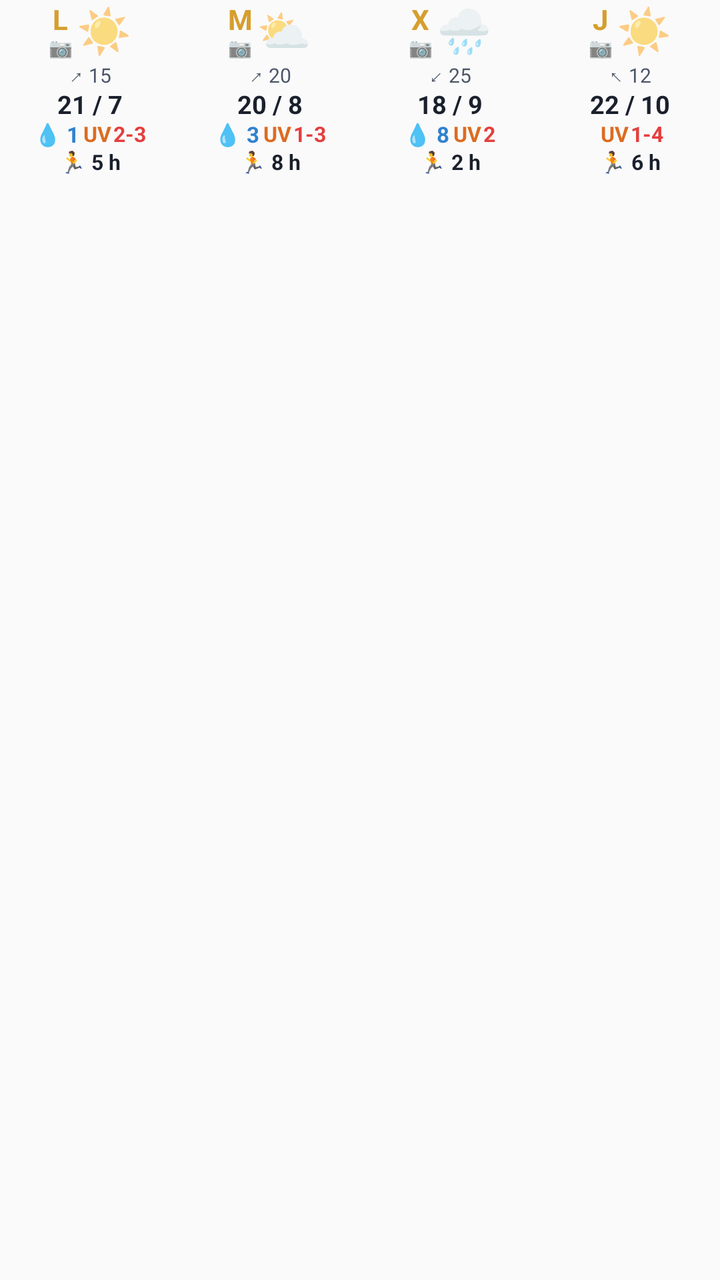
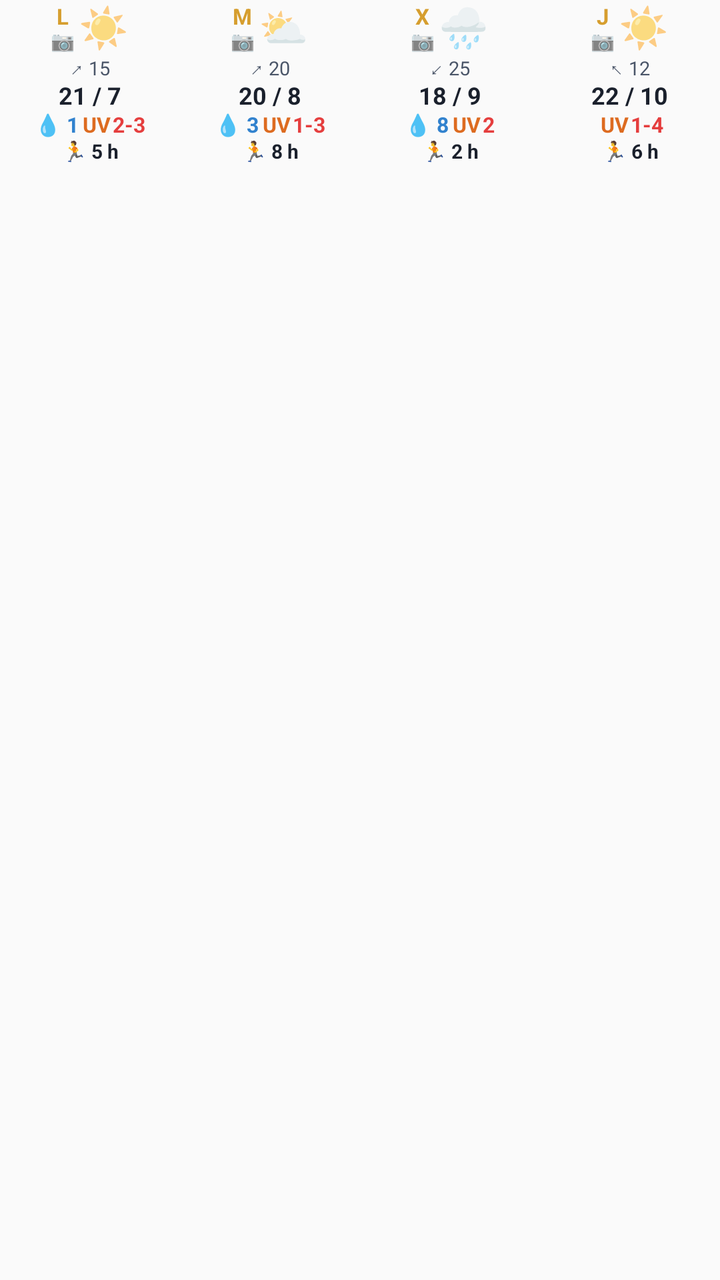

Before-and-after screenshots of an Android layout around one commit, followed by the original layout XML and the change that was made.
<!-- AndroidManifest.xml: application theme Theme.AemetWidget -->
<!-- res/layout/widget_row_4cols.xml -->
<?xml version="1.0" encoding="utf-8"?>
<LinearLayout xmlns:android="http://schemas.android.com/apk/res/android"
    android:id="@+id/rowRootContainer"
    android:layout_width="match_parent"
    android:layout_height="102dp"
    android:minHeight="102dp"
    android:orientation="horizontal"
    android:paddingTop="1dp"
    android:paddingBottom="4dp"
    android:weightSum="4">

    
    <LinearLayout
        android:id="@+id/card0"
        android:layout_width="0dp"
        android:layout_height="match_parent"
        android:minHeight="102dp"
        android:layout_weight="1"
        android:gravity="center_horizontal"
        android:orientation="vertical"
        android:paddingTop="1dp"
        android:paddingBottom="2dp">

        
        <LinearLayout
            android:layout_width="wrap_content"
            android:layout_height="wrap_content"
            android:gravity="center_vertical"
            android:orientation="horizontal">

            <LinearLayout
                android:layout_width="wrap_content"
                android:layout_height="wrap_content"
                android:gravity="center_horizontal"
                android:orientation="vertical">

                <TextView
                    android:id="@+id/day0"
                    android:layout_width="wrap_content"
                    android:layout_height="wrap_content"
                    android:includeFontPadding="false"
                    android:text="L"
                    android:textColor="#D69E2E"
                    android:textSize="14sp"
                    android:textStyle="bold" />

                <TextView
                    android:id="@+id/cam0"
                    android:layout_width="wrap_content"
                    android:layout_height="wrap_content"
                    android:includeFontPadding="false"
                    android:text="📷"
                    android:textSize="9.5sp" />
            </LinearLayout>

            <TextView
                android:id="@+id/icon0"
                android:layout_width="wrap_content"
                android:layout_height="wrap_content"
                android:layout_marginStart="2dp"
                android:includeFontPadding="false"
                android:text="☀️"
                android:textSize="22sp" />
        </LinearLayout>

        
        <TextView
            android:id="@+id/wind0"
            android:layout_width="wrap_content"
            android:layout_height="wrap_content"
            android:layout_marginTop="1dp"
            android:includeFontPadding="false"
            android:singleLine="true"
            android:text="↗ 15"
            android:textColor="#4A5568"
            android:textSize="10sp" />

        
        <TextView
            android:id="@+id/temp0"
            android:layout_width="wrap_content"
            android:layout_height="wrap_content"
            android:layout_marginTop="1dp"
            android:includeFontPadding="false"
            android:singleLine="true"
            android:text="21 / 7"
            android:textColor="#1A202C"
            android:textSize="12.5sp"
            android:textStyle="bold" />

        
        <LinearLayout
            android:id="@+id/rainUvContainer0"
            android:layout_width="wrap_content"
            android:layout_height="wrap_content"
            android:layout_marginTop="1dp"
            android:gravity="center_vertical"
            android:orientation="horizontal">

            <TextView
                android:id="@+id/rain0"
                android:layout_width="wrap_content"
                android:layout_height="wrap_content"
                android:includeFontPadding="false"
                android:singleLine="true"
                android:text="💧 1"
                android:textColor="#3182CE"
                android:textSize="11sp"
                android:textStyle="bold" />

            <LinearLayout
                android:layout_width="wrap_content"
                android:layout_height="wrap_content"
                android:layout_marginStart="2dp"
                android:gravity="center_vertical"
                android:orientation="horizontal">

                <TextView
                    android:id="@+id/uvIcon0"
                    android:layout_width="wrap_content"
                    android:layout_height="wrap_content"
                    android:layout_marginEnd="1dp"
                    android:includeFontPadding="false"
                    android:singleLine="true"
                    android:text="UV"
                    android:textColor="#DD6B20"
                    android:textSize="10.5sp"
                    android:textStyle="bold" />

                <TextView
                    android:id="@+id/uvStart0"
                    android:layout_width="wrap_content"
                    android:layout_height="wrap_content"
                    android:includeFontPadding="false"
                    android:singleLine="true"
                    android:text="2-3"
                    android:textColor="#E53E3E"
                    android:textSize="10.5sp"
                    android:textStyle="bold" />
            </LinearLayout>
        </LinearLayout>

        
        <TextView
            android:id="@+id/outdoor0"
            android:layout_width="match_parent"
            android:layout_height="wrap_content"
            android:layout_marginTop="1dp"
            android:gravity="center"
            android:includeFontPadding="false"
            android:lineSpacingExtra="0dp"
            android:singleLine="true"
            android:text="🏃 5 h"
            android:textColor="#1A202C"
            android:textSize="10.5sp"
            android:textStyle="bold" />
    </LinearLayout>

    
    <LinearLayout
        android:id="@+id/card1"
        android:layout_width="0dp"
        android:layout_height="match_parent"
        android:minHeight="102dp"
        android:layout_weight="1"
        android:gravity="center_horizontal"
        android:orientation="vertical"
        android:paddingTop="1dp"
        android:paddingBottom="2dp">

        <LinearLayout
            android:layout_width="wrap_content"
            android:layout_height="wrap_content"
            android:gravity="center_vertical"
            android:orientation="horizontal">

            <LinearLayout
                android:layout_width="wrap_content"
                android:layout_height="wrap_content"
                android:gravity="center_horizontal"
                android:orientation="vertical">

                <TextView
                    android:id="@+id/day1"
                    android:layout_width="wrap_content"
                    android:layout_height="wrap_content"
                    android:includeFontPadding="false"
                    android:text="M"
                    android:textColor="#D69E2E"
                    android:textSize="14sp"
                    android:textStyle="bold" />

                <TextView
                    android:id="@+id/cam1"
                    android:layout_width="wrap_content"
                    android:layout_height="wrap_content"
                    android:includeFontPadding="false"
                    android:text="📷"
                    android:textSize="9.5sp" />
            </LinearLayout>

            <TextView
                android:id="@+id/icon1"
                android:layout_width="wrap_content"
                android:layout_height="wrap_content"
                android:layout_marginStart="2dp"
                android:includeFontPadding="false"
                android:text="⛅"
                android:textSize="22sp" />
        </LinearLayout>

        <TextView
            android:id="@+id/wind1"
            android:layout_width="wrap_content"
            android:layout_height="wrap_content"
            android:layout_marginTop="1dp"
            android:includeFontPadding="false"
            android:singleLine="true"
            android:text="↗ 20"
            android:textColor="#4A5568"
            android:textSize="10sp" />

        <TextView
            android:id="@+id/temp1"
            android:layout_width="wrap_content"
            android:layout_height="wrap_content"
            android:layout_marginTop="1dp"
            android:includeFontPadding="false"
            android:singleLine="true"
            android:text="20 / 8"
            android:textColor="#1A202C"
            android:textSize="12.5sp"
            android:textStyle="bold" />

        <LinearLayout
            android:id="@+id/rainUvContainer1"
            android:layout_width="wrap_content"
            android:layout_height="wrap_content"
            android:layout_marginTop="1dp"
            android:gravity="center_vertical"
            android:orientation="horizontal">

            <TextView
                android:id="@+id/rain1"
                android:layout_width="wrap_content"
                android:layout_height="wrap_content"
                android:includeFontPadding="false"
                android:singleLine="true"
                android:text="💧 3"
                android:textColor="#3182CE"
                android:textSize="11sp"
                android:textStyle="bold" />

            <LinearLayout
                android:layout_width="wrap_content"
                android:layout_height="wrap_content"
                android:layout_marginStart="2dp"
                android:gravity="center_vertical"
                android:orientation="horizontal">

                <TextView
                    android:id="@+id/uvIcon1"
                    android:layout_width="wrap_content"
                    android:layout_height="wrap_content"
                    android:layout_marginEnd="1dp"
                    android:includeFontPadding="false"
                    android:singleLine="true"
                    android:text="UV"
                    android:textColor="#DD6B20"
                    android:textSize="10.5sp"
                    android:textStyle="bold" />

                <TextView
                    android:id="@+id/uvStart1"
                    android:layout_width="wrap_content"
                    android:layout_height="wrap_content"
                    android:includeFontPadding="false"
                    android:singleLine="true"
                    android:text="1-3"
                    android:textColor="#E53E3E"
                    android:textSize="10.5sp"
                    android:textStyle="bold" />
            </LinearLayout>
        </LinearLayout>

        <TextView
            android:id="@+id/outdoor1"
            android:layout_width="match_parent"
            android:layout_height="wrap_content"
            android:layout_marginTop="1dp"
            android:gravity="center"
            android:includeFontPadding="false"
            android:lineSpacingExtra="0dp"
            android:singleLine="true"
            android:text="🏃 8 h"
            android:textColor="#1A202C"
            android:textSize="10.5sp"
            android:textStyle="bold" />
    </LinearLayout>

    
    <LinearLayout
        android:id="@+id/card2"
        android:layout_width="0dp"
        android:layout_height="match_parent"
        android:minHeight="102dp"
        android:layout_weight="1"
        android:gravity="center_horizontal"
        android:orientation="vertical"
        android:paddingTop="1dp"
        android:paddingBottom="2dp">

        <LinearLayout
            android:layout_width="wrap_content"
            android:layout_height="wrap_content"
            android:gravity="center_vertical"
            android:orientation="horizontal">

            <LinearLayout
                android:layout_width="wrap_content"
                android:layout_height="wrap_content"
                android:gravity="center_horizontal"
                android:orientation="vertical">

                <TextView
                    android:id="@+id/day2"
                    android:layout_width="wrap_content"
                    android:layout_height="wrap_content"
                    android:includeFontPadding="false"
                    android:text="X"
                    android:textColor="#D69E2E"
                    android:textSize="14sp"
                    android:textStyle="bold" />

                <TextView
                    android:id="@+id/cam2"
                    android:layout_width="wrap_content"
                    android:layout_height="wrap_content"
                    android:includeFontPadding="false"
                    android:text="📷"
                    android:textSize="9.5sp" />
            </LinearLayout>

            <TextView
                android:id="@+id/icon2"
                android:layout_width="wrap_content"
                android:layout_height="wrap_content"
                android:layout_marginStart="2dp"
                android:includeFontPadding="false"
                android:text="🌧️"
                android:textSize="22sp" />
        </LinearLayout>

        <TextView
            android:id="@+id/wind2"
            android:layout_width="wrap_content"
            android:layout_height="wrap_content"
            android:layout_marginTop="1dp"
            android:includeFontPadding="false"
            android:singleLine="true"
            android:text="↙ 25"
            android:textColor="#4A5568"
            android:textSize="10sp" />

        <TextView
            android:id="@+id/temp2"
            android:layout_width="wrap_content"
            android:layout_height="wrap_content"
            android:layout_marginTop="1dp"
            android:includeFontPadding="false"
            android:singleLine="true"
            android:text="18 / 9"
            android:textColor="#1A202C"
            android:textSize="12.5sp"
            android:textStyle="bold" />

        <LinearLayout
            android:id="@+id/rainUvContainer2"
            android:layout_width="wrap_content"
            android:layout_height="wrap_content"
            android:layout_marginTop="1dp"
            android:gravity="center_vertical"
            android:orientation="horizontal">

            <TextView
                android:id="@+id/rain2"
                android:layout_width="wrap_content"
                android:layout_height="wrap_content"
                android:includeFontPadding="false"
                android:singleLine="true"
                android:text="💧 8"
                android:textColor="#3182CE"
                android:textSize="11sp"
                android:textStyle="bold" />

            <LinearLayout
                android:layout_width="wrap_content"
                android:layout_height="wrap_content"
                android:layout_marginStart="2dp"
                android:gravity="center_vertical"
                android:orientation="horizontal">

                <TextView
                    android:id="@+id/uvIcon2"
                    android:layout_width="wrap_content"
                    android:layout_height="wrap_content"
                    android:layout_marginEnd="1dp"
                    android:includeFontPadding="false"
                    android:singleLine="true"
                    android:text="UV"
                    android:textColor="#DD6B20"
                    android:textSize="10.5sp"
                    android:textStyle="bold" />

                <TextView
                    android:id="@+id/uvStart2"
                    android:layout_width="wrap_content"
                    android:layout_height="wrap_content"
                    android:includeFontPadding="false"
                    android:singleLine="true"
                    android:text="2"
                    android:textColor="#E53E3E"
                    android:textSize="10.5sp"
                    android:textStyle="bold" />
            </LinearLayout>
        </LinearLayout>

        <TextView
            android:id="@+id/outdoor2"
            android:layout_width="match_parent"
            android:layout_height="wrap_content"
            android:layout_marginTop="1dp"
            android:gravity="center"
            android:includeFontPadding="false"
            android:lineSpacingExtra="0dp"
            android:singleLine="true"
            android:text="🏃 2 h"
            android:textColor="#1A202C"
            android:textSize="10.5sp"
            android:textStyle="bold" />
    </LinearLayout>

    
    <LinearLayout
        android:id="@+id/card3"
        android:layout_width="0dp"
        android:layout_height="match_parent"
        android:minHeight="102dp"
        android:layout_weight="1"
        android:gravity="center_horizontal"
        android:orientation="vertical"
        android:paddingTop="1dp"
        android:paddingBottom="2dp">

        <LinearLayout
            android:layout_width="wrap_content"
            android:layout_height="wrap_content"
            android:gravity="center_vertical"
            android:orientation="horizontal">

            <LinearLayout
                android:layout_width="wrap_content"
                android:layout_height="wrap_content"
                android:gravity="center_horizontal"
                android:orientation="vertical">

                <TextView
                    android:id="@+id/day3"
                    android:layout_width="wrap_content"
                    android:layout_height="wrap_content"
                    android:includeFontPadding="false"
                    android:text="J"
                    android:textColor="#D69E2E"
                    android:textSize="14sp"
                    android:textStyle="bold" />

                <TextView
                    android:id="@+id/cam3"
                    android:layout_width="wrap_content"
                    android:layout_height="wrap_content"
                    android:includeFontPadding="false"
                    android:text="📷"
                    android:textSize="9.5sp" />
            </LinearLayout>

            <TextView
                android:id="@+id/icon3"
                android:layout_width="wrap_content"
                android:layout_height="wrap_content"
                android:layout_marginStart="2dp"
                android:includeFontPadding="false"
                android:text="☀️"
                android:textSize="22sp" />
        </LinearLayout>

        <TextView
            android:id="@+id/wind3"
            android:layout_width="wrap_content"
            android:layout_height="wrap_content"
            android:layout_marginTop="1dp"
            android:includeFontPadding="false"
            android:singleLine="true"
            android:text="↖ 12"
            android:textColor="#4A5568"
            android:textSize="10sp" />

        <TextView
            android:id="@+id/temp3"
            android:layout_width="wrap_content"
            android:layout_height="wrap_content"
            android:layout_marginTop="1dp"
            android:includeFontPadding="false"
            android:singleLine="true"
            android:text="22 / 10"
            android:textColor="#1A202C"
            android:textSize="12.5sp"
            android:textStyle="bold" />

        <LinearLayout
            android:id="@+id/rainUvContainer3"
            android:layout_width="wrap_content"
            android:layout_height="wrap_content"
            android:layout_marginTop="1dp"
            android:gravity="center_vertical"
            android:orientation="horizontal">

            <TextView
                android:id="@+id/rain3"
                android:layout_width="wrap_content"
                android:layout_height="wrap_content"
                android:includeFontPadding="false"
                android:singleLine="true"
                android:text=""
                android:textColor="#3182CE"
                android:textSize="11sp"
                android:textStyle="bold" />

            <LinearLayout
                android:layout_width="wrap_content"
                android:layout_height="wrap_content"
                android:layout_marginStart="2dp"
                android:gravity="center_vertical"
                android:orientation="horizontal">

                <TextView
                    android:id="@+id/uvIcon3"
                    android:layout_width="wrap_content"
                    android:layout_height="wrap_content"
                    android:layout_marginEnd="1dp"
                    android:includeFontPadding="false"
                    android:singleLine="true"
                    android:text="UV"
                    android:textColor="#DD6B20"
                    android:textSize="10.5sp"
                    android:textStyle="bold" />

                <TextView
                    android:id="@+id/uvStart3"
                    android:layout_width="wrap_content"
                    android:layout_height="wrap_content"
                    android:includeFontPadding="false"
                    android:singleLine="true"
                    android:text="1-4"
                    android:textColor="#E53E3E"
                    android:textSize="10.5sp"
                    android:textStyle="bold" />
            </LinearLayout>
        </LinearLayout>

        <TextView
            android:id="@+id/outdoor3"
            android:layout_width="match_parent"
            android:layout_height="wrap_content"
            android:layout_marginTop="1dp"
            android:gravity="center"
            android:includeFontPadding="false"
            android:lineSpacingExtra="0dp"
            android:singleLine="true"
            android:text="🏃 6 h"
            android:textColor="#1A202C"
            android:textSize="10.5sp"
            android:textStyle="bold" />
    </LinearLayout>
</LinearLayout>
<!-- resources referenced by this layout -->
<resources>
  <style name="Theme.AemetWidget" parent="android:Theme.Material.Light.NoActionBar" />
</resources>

<!-- the commit's change to res/layout/widget_row_4cols.xml (unified diff, before → after) -->
@@ -2,8 +2,8 @@
 <LinearLayout xmlns:android="http://schemas.android.com/apk/res/android"
     android:id="@+id/rowRootContainer"
     android:layout_width="match_parent"
-    android:layout_height="102dp"
-    android:minHeight="102dp"
+    android:layout_height="106dp"
+    android:minHeight="106dp"
     android:orientation="horizontal"
     android:paddingTop="1dp"
     android:paddingBottom="4dp"
@@ -14,12 +14,12 @@
         android:id="@+id/card0"
         android:layout_width="0dp"
         android:layout_height="match_parent"
-        android:minHeight="102dp"
+        android:minHeight="106dp"
         android:layout_weight="1"
         android:gravity="center_horizontal"
         android:orientation="vertical"
         android:paddingTop="1dp"
-        android:paddingBottom="2dp">
+        android:paddingBottom="4dp">
 
         
         <LinearLayout
@@ -41,7 +41,7 @@
                     android:includeFontPadding="false"
                     android:text="L"
                     android:textColor="#D69E2E"
-                    android:textSize="14sp"
+                    android:textSize="11sp"
                     android:textStyle="bold" />
 
                 <TextView
@@ -60,7 +60,7 @@
                 android:layout_marginStart="2dp"
                 android:includeFontPadding="false"
                 android:text="☀️"
-                android:textSize="22sp" />
+                android:textSize="20sp" />
         </LinearLayout>
 
         
@@ -73,7 +73,7 @@
             android:singleLine="true"
             android:text="↗ 15"
             android:textColor="#4A5568"
-            android:textSize="10sp" />
+            android:textSize="9.5sp" />
 
         
         <TextView
@@ -85,7 +85,7 @@
             android:singleLine="true"
             android:text="21 / 7"
             android:textColor="#1A202C"
-            android:textSize="12.5sp"
+            android:textSize="12sp"
             android:textStyle="bold" />
 
         
@@ -105,7 +105,7 @@
                 android:singleLine="true"
                 android:text="💧 1"
                 android:textColor="#3182CE"
-                android:textSize="11sp"
+                android:textSize="10.5sp"
                 android:textStyle="bold" />
 
             <LinearLayout
@@ -152,7 +152,7 @@
             android:singleLine="true"
             android:text="🏃 5 h"
             android:textColor="#1A202C"
-            android:textSize="10.5sp"
+            android:textSize="10sp"
             android:textStyle="bold" />
     </LinearLayout>
 
@@ -161,12 +161,12 @@
         android:id="@+id/card1"
         android:layout_width="0dp"
         android:layout_height="match_parent"
-        android:minHeight="102dp"
+        android:minHeight="106dp"
         android:layout_weight="1"
         android:gravity="center_horizontal"
         android:orientation="vertical"
         android:paddingTop="1dp"
-        android:paddingBottom="2dp">
+        android:paddingBottom="4dp">
 
         <LinearLayout
             android:layout_width="wrap_content"
@@ -187,7 +187,7 @@
                     android:includeFontPadding="false"
                     android:text="M"
                     android:textColor="#D69E2E"
-                    android:textSize="14sp"
+                    android:textSize="11sp"
                     android:textStyle="bold" />
 
                 <TextView
@@ -206,7 +206,7 @@
                 android:layout_marginStart="2dp"
                 android:includeFontPadding="false"
                 android:text="⛅"
-                android:textSize="22sp" />
+                android:textSize="20sp" />
         </LinearLayout>
 
         <TextView
@@ -218,7 +218,7 @@
             android:singleLine="true"
             android:text="↗ 20"
             android:textColor="#4A5568"
-            android:textSize="10sp" />
+            android:textSize="9.5sp" />
 
         <TextView
             android:id="@+id/temp1"
@@ -229,7 +229,7 @@
             android:singleLine="true"
             android:text="20 / 8"
             android:textColor="#1A202C"
-            android:textSize="12.5sp"
+            android:textSize="12sp"
             android:textStyle="bold" />
 
         <LinearLayout
@@ -248,7 +248,7 @@
                 android:singleLine="true"
                 android:text="💧 3"
                 android:textColor="#3182CE"
-                android:textSize="11sp"
+                android:textSize="10.5sp"
                 android:textStyle="bold" />
 
             <LinearLayout
@@ -294,7 +294,7 @@
             android:singleLine="true"
             android:text="🏃 8 h"
             android:textColor="#1A202C"
-            android:textSize="10.5sp"
+            android:textSize="10sp"
             android:textStyle="bold" />
     </LinearLayout>
 
@@ -303,12 +303,12 @@
         android:id="@+id/card2"
         android:layout_width="0dp"
         android:layout_height="match_parent"
-        android:minHeight="102dp"
+        android:minHeight="106dp"
         android:layout_weight="1"
         android:gravity="center_horizontal"
         android:orientation="vertical"
         android:paddingTop="1dp"
-        android:paddingBottom="2dp">
+        android:paddingBottom="4dp">
 
         <LinearLayout
             android:layout_width="wrap_content"
@@ -329,7 +329,7 @@
                     android:includeFontPadding="false"
                     android:text="X"
                     android:textColor="#D69E2E"
-                    android:textSize="14sp"
+                    android:textSize="11sp"
                     android:textStyle="bold" />
 
                 <TextView
@@ -348,7 +348,7 @@
                 android:layout_marginStart="2dp"
                 android:includeFontPadding="false"
                 android:text="🌧️"
-                android:textSize="22sp" />
+                android:textSize="20sp" />
         </LinearLayout>
 
         <TextView
@@ -360,7 +360,7 @@
             android:singleLine="true"
             android:text="↙ 25"
             android:textColor="#4A5568"
-            android:textSize="10sp" />
+            android:textSize="9.5sp" />
 
         <TextView
             android:id="@+id/temp2"
@@ -371,7 +371,7 @@
             android:singleLine="true"
             android:text="18 / 9"
             android:textColor="#1A202C"
-            android:textSize="12.5sp"
+            android:textSize="12sp"
             android:textStyle="bold" />
 
         <LinearLayout
@@ -390,7 +390,7 @@
                 android:singleLine="true"
                 android:text="💧 8"
                 android:textColor="#3182CE"
-                android:textSize="11sp"
+                android:textSize="10.5sp"
                 android:textStyle="bold" />
 
             <LinearLayout
@@ -436,7 +436,7 @@
             android:singleLine="true"
             android:text="🏃 2 h"
             android:textColor="#1A202C"
-            android:textSize="10.5sp"
+            android:textSize="10sp"
             android:textStyle="bold" />
     </LinearLayout>
 
@@ -445,12 +445,12 @@
         android:id="@+id/card3"
         android:layout_width="0dp"
         android:layout_height="match_parent"
-        android:minHeight="102dp"
+        android:minHeight="106dp"
         android:layout_weight="1"
         android:gravity="center_horizontal"
         android:orientation="vertical"
         android:paddingTop="1dp"
-        android:paddingBottom="2dp">
+        android:paddingBottom="4dp">
 
         <LinearLayout
             android:layout_width="wrap_content"
@@ -471,7 +471,7 @@
                     android:includeFontPadding="false"
                     android:text="J"
                     android:textColor="#D69E2E"
-                    android:textSize="14sp"
+                    android:textSize="11sp"
                     android:textStyle="bold" />
 
                 <TextView
@@ -490,7 +490,7 @@
                 android:layout_marginStart="2dp"
                 android:includeFontPadding="false"
                 android:text="☀️"
-                android:textSize="22sp" />
+                android:textSize="20sp" />
         </LinearLayout>
 
         <TextView
@@ -502,7 +502,7 @@
             android:singleLine="true"
             android:text="↖ 12"
             android:textColor="#4A5568"
-            android:textSize="10sp" />
+            android:textSize="9.5sp" />
 
         <TextView
             android:id="@+id/temp3"
@@ -513,7 +513,7 @@
             android:singleLine="true"
             android:text="22 / 10"
             android:textColor="#1A202C"
-            android:textSize="12.5sp"
+            android:textSize="12sp"
             android:textStyle="bold" />
 
         <LinearLayout
@@ -532,7 +532,7 @@
                 android:singleLine="true"
                 android:text=""
                 android:textColor="#3182CE"
-                android:textSize="11sp"
+                android:textSize="10.5sp"
                 android:textStyle="bold" />
 
             <LinearLayout
@@ -578,7 +578,7 @@
             android:singleLine="true"
             android:text="🏃 6 h"
             android:textColor="#1A202C"
-            android:textSize="10.5sp"
+            android:textSize="10sp"
             android:textStyle="bold" />
     </LinearLayout>
 </LinearLayout>
